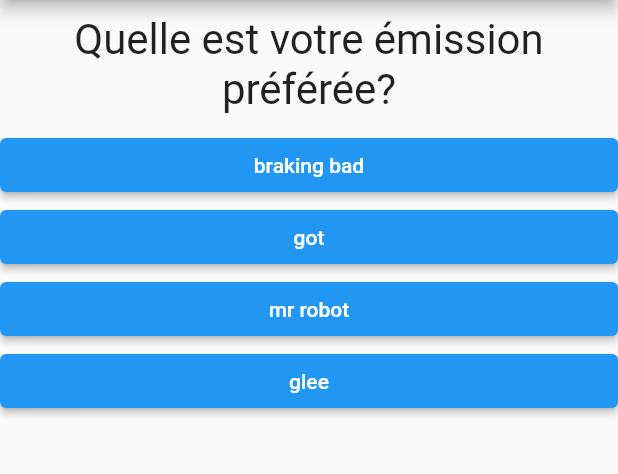
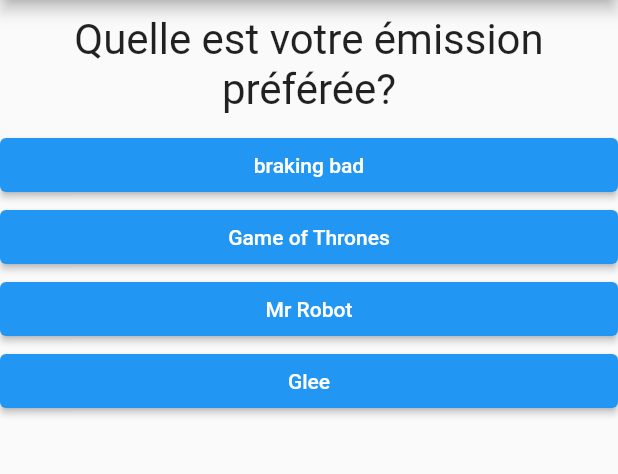
Before and after one commit to giovanny1307/flutter_application_1, a Flutter app: the screen it shows after launch, after a tap on "rouge", after a tap on "chien", on a phone screen of 412 x 824 dp, the part 84-558 px from its top. Run offline on Flutter 3.47's test engine with Material 2 defaults, Android fonts, the phone set to English and light mode, and no system bars.

Commit message:
First app ok

```diff
--- a/lib/main.dart
+++ b/lib/main.dart
@@ -1,6 +1,7 @@
+//const => compile time constant, el
 import 'package:flutter/material.dart';
-import 'question.dart';
-import 'answer.dart';
+import 'package:flutter_application_1/quiz.dart';
+import 'result.dart';
 
 void main() {
   runApp(MyApp());
@@ -21,55 +22,79 @@ class MyApp extends StatefulWidget {
 // al elemento
 class _MyAppState extends State<MyApp> {
   var _questionIndex = 0;
+  var _totalScore = 0;
+
+  void _resetQuiz() {
+    setState(() {
+      _questionIndex = 0;
+      _totalScore = 0;
+    });
+  }
 
   @override
   build(context) {
     // pase el pointer, no la función.
-    var questions = [
+    // se usa final si el valor nunca nunca cambia luego de ser asignado
+    // el const como que no se puede inicializar luego de declarada
+    // la propiedad
+
+    //final => runtime constant value, se puede asignar el valor
+    // luego de que corre el codigo
+
+    const questions = [
       {
         'questionTex': 'quelle est ta couleur préférée?',
-        'answers': ['rouge', 'vert', 'blanc', 'jaune']
+        'answers': [
+          {'text': 'rouge', 'score': 10},
+          {'text': 'vert', 'score': 4},
+          {'text': 'blanc', 'score': 2},
+          {'text': 'jaune', 'score': 12}
+        ]
       },
       {
         'questionTex': 'quel est ton animal préféré?',
-        'answers': ['chat', 'chien', 'lion']
+        'answers': [
+          {'text': 'chat', 'score': 10},
+          {'text': 'chien', 'score': 10},
+          {'text': 'lion', 'score': 10}
+        ]
       },
       {
         'questionTex': 'Quelle est votre émission préférée?',
-        'answers': ['braking bad', 'got', 'mr robot', 'glee']
+        'answers': [
+          {'text': 'braking bad', 'score': 10},
+          {'text': 'Game of Thrones', 'score': 10},
+          {'text': 'Mr Robot', 'score': 10},
+          {'text': 'Glee', 'score': 100}
+        ]
       }
     ];
 
-    void _answerQuestion() {
+    void _answerQuestion(int score) {
+      print('Score => $score');
       setState(() {
-        if (_questionIndex == questions.length - 1) {
-          return;
-        }
+        _totalScore = _totalScore + score;
         _questionIndex = _questionIndex + 1;
-        print("Current question index => $_questionIndex");
       });
     }
 
+    print('Current Score => $_totalScore');
     return MaterialApp(
       home: Scaffold(
         appBar: AppBar(
           title: Text('My first app'),
         ),
-        body: Column(
-          children: <Widget>[
-            Question(
-              questions[_questionIndex]['questionTex'],
-            ),
-            ...(questions[_questionIndex]['answers'] as List<String>).map((e) {
-              return Answer(_answerQuestion, e);
-            }).toList()
-          ],
-        ),
+        body: _questionIndex < questions.length
+            ? Quiz(
+                callback: _answerQuestion,
+                questions: questions,
+                questionIndex: _questionIndex,
+              )
+            : Result(_totalScore, _resetQuiz),
       ),
     );
   }
 }
-
 
 /**
   ElevatedButton(onPressed: _answerQuestion, child: Text('Option 1')),
--- /dev/null
+++ b/lib/quiz.dart
@@ -0,0 +1,32 @@
+import 'package:flutter/material.dart';
+import 'answer.dart';
+import 'question.dart';
+
+class Quiz extends StatelessWidget {
+  final Function callback;
+  final List<Map<String, Object>> questions;
+  final int questionIndex;
+
+  Quiz(
+      {@required this.callback,
+      @required this.questions,
+      @required this.questionIndex});
+
+  @override
+  Widget build(BuildContext context) {
+    return Column(
+      children: <Widget>[
+        Question(
+          questions[questionIndex]['questionTex'],
+        ),
+        ...(questions[questionIndex]['answers'] as List<Map<String, Object>>)
+            .map((e) {
+          // se crea una funcion anonima que al ser llamada
+          // llama a la funcion para asi poder pasar
+          // el score total
+          return Answer(() => callback(e['score']), e['text']);
+        }).toList()
+      ],
+    );
+  }
+}
--- /dev/null
+++ b/lib/result.dart
@@ -0,0 +1,30 @@
+import 'package:flutter/material.dart';
+
+class Result extends StatelessWidget {
+  final int resultScore;
+  final Function callBack;
+
+  Result(this.resultScore, this.callBack);
+
+// funciona como una computed property
+  String get resultText {
+    // aca puedo introducir logica
+    return 'Salut! Trés Bien! $resultScore';
+  }
+
+  @override
+  Widget build(BuildContext context) {
+    return Center(
+      child: Column(
+        children: [
+          Text(
+            resultText,
+            style: TextStyle(fontSize: 26, fontWeight: FontWeight.bold),
+            textAlign: TextAlign.center,
+          ),
+          TextButton(onPressed: callBack, child: Text('Re start quiz'))
+        ],
+      ),
+    );
+  }
+}
```
